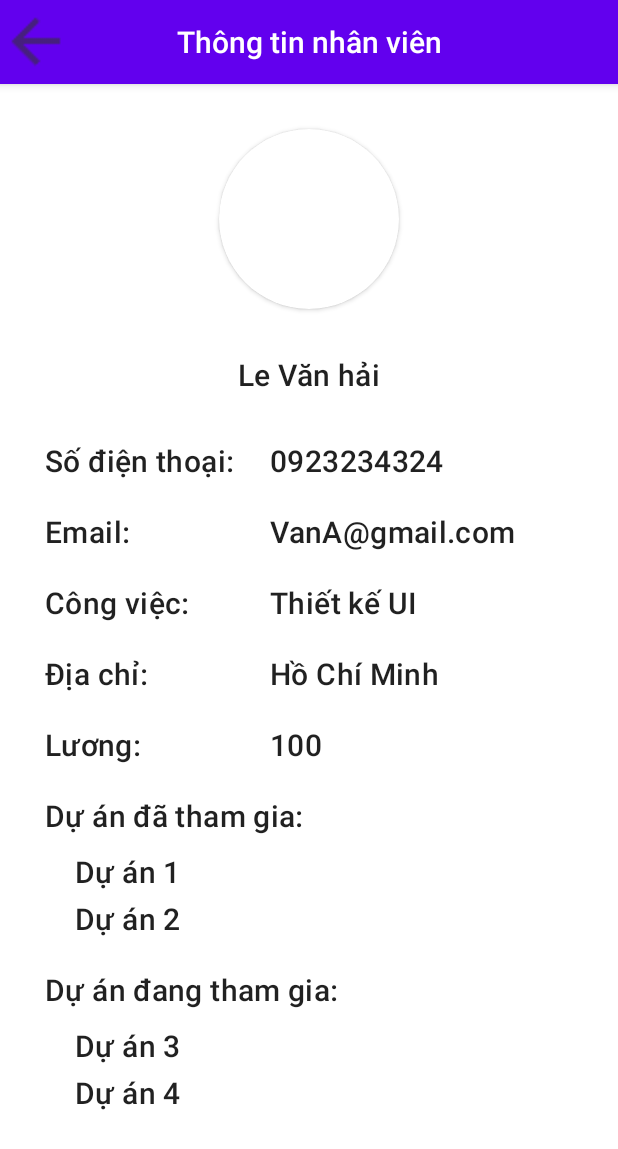
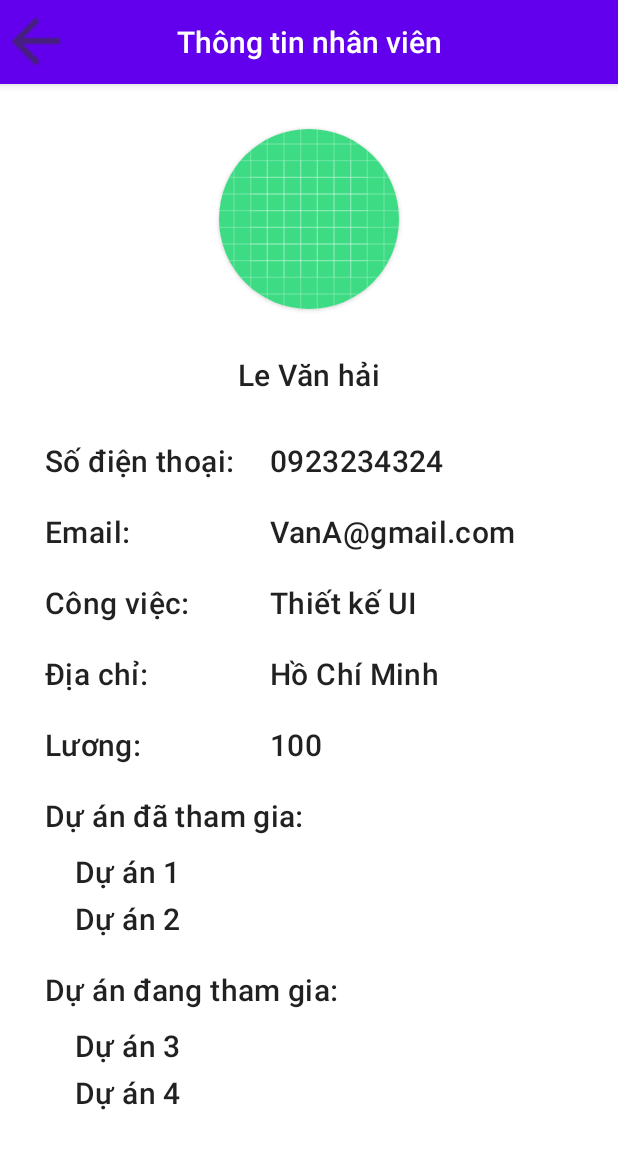
Before and after one commit to khoith05/ProjectManagement, an Android app: the EmployeeInfo screen opened directly, with no data from a screen before it, on a phone screen of 412 x 824 dp. Shown: the top 1149 px of the screen. Run offline under Robolectric (Android 15) with nearby library versions, the phone set to English and light mode, and no system bars.

Commit message:
add picture

```diff
--- a/app/src/main/res/layout/activity_employee_info.xml
+++ b/app/src/main/res/layout/activity_employee_info.xml
@@ -73,7 +73,7 @@
                     android:id="@+id/EmployeeInfoAvatar"
                     android:layout_width="120dp"
                     android:layout_height="120dp"
-                    tools:srcCompat="@tools:sample/avatars" />
+                    android:src="@drawable/ic_launcher_background" />
             </androidx.cardview.widget.CardView>
 
             <TextView
--- a/app/src/main/res/layout/employee_list_row.xml
+++ b/app/src/main/res/layout/employee_list_row.xml
@@ -14,12 +14,12 @@
         android:layout_height="wrap_content"
         android:layout_alignParentStart="true"
         android:layout_marginLeft="20dp"
-        app:cardCornerRadius="250dp"
-        >
+        app:cardCornerRadius="250dp">
         <ImageView
             android:id="@+id/EmployeeListAvarta"
             android:layout_width="60dp"
-            android:layout_height="60dp"/>
+            android:layout_height="60dp"
+            android:src="@drawable/ic_launcher_background"/>
     </androidx.cardview.widget.CardView>
     <TextView
         android:id="@+id/EmployeeListName"
```
